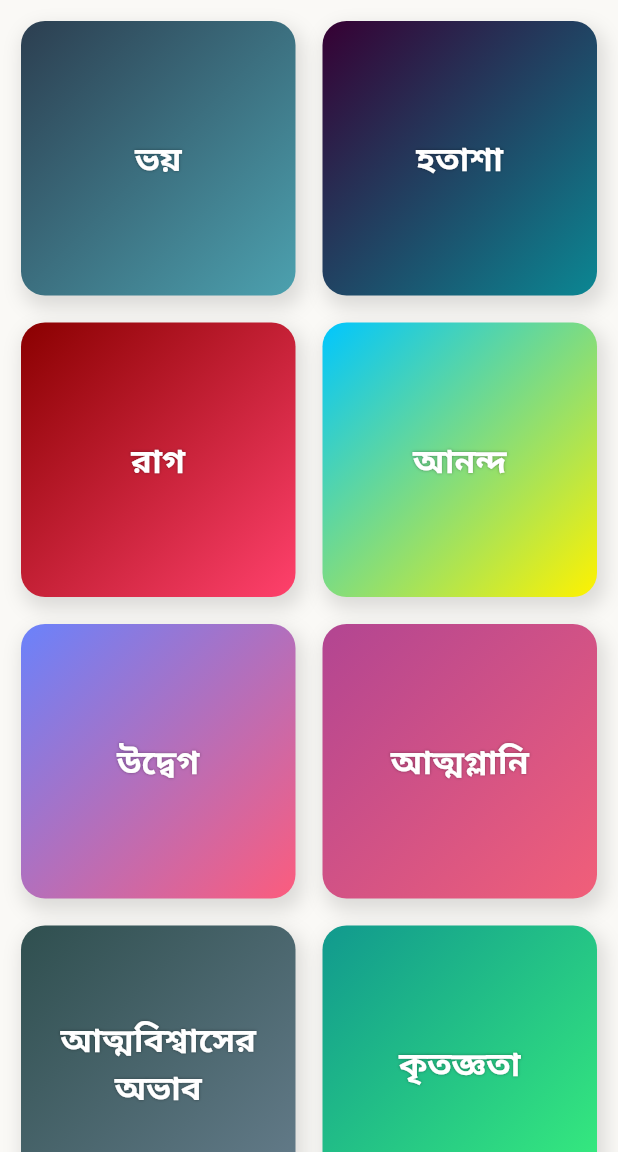
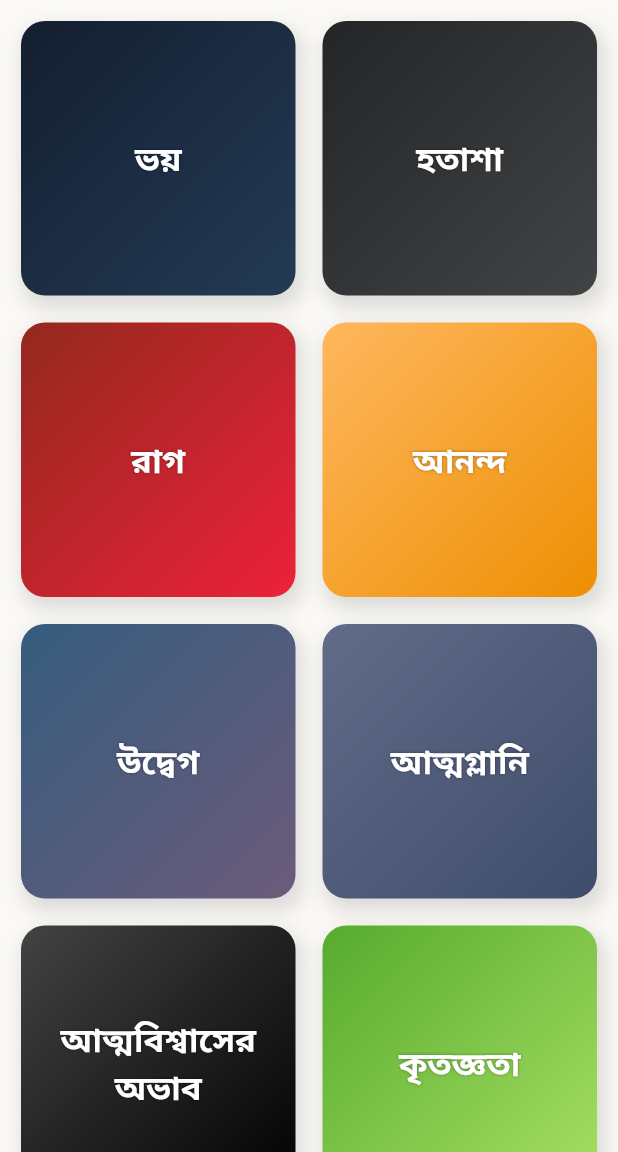
Before and after one commit to Arafat6462/feelings_box, a Flutter app: the screen it shows after launch, on a phone screen of 412 x 824 dp, the part 84-1236 px from its top. Run offline on Flutter 3.47's test engine with Material 3 defaults, Android fonts, the phone set to English and light mode, and no system bars.

Commit message:
homepage color adjust

```diff
--- a/lib/main.dart
+++ b/lib/main.dart
@@ -106,16 +106,31 @@
               final feeling = feelings[index];
 
               // Optional: custom gradient color list
-              final gradients = [
-                [Color(0xFF2C3E50), Color(0xFF4CA1AF)], // ভয় (Fear)
-                [Color(0xFF360033), Color(0xFF0B8793)], // হতাশা (Despair)
-                [Color(0xFF8A0000), Color(0xFFFF416C)], // রাগ (Anger)
-                [Color(0xFF00C6FF), Color(0xFFFFF200)], // আনন্দ (Joy)
-                [Color(0xFF6A82FB), Color(0xFFFC5C7D)], // উদ্বেগ (Anxiety)
-                [Color(0xFFB24592), Color(0xFFF15F79)], // আত্মগ্লানি (Guilt)
-                [Color(0xFF2F4F4F), Color(0xFF667D8C)], // আত্মবিশ্বাসের অভাব (Low confidence)
-                [Color(0xFF11998E), Color(0xFF38EF7D)], // কৃতজ্ঞতা (Gratitude)
-              ];
+             final gradients = [
+            // 🕋 ভয় (Fear)
+            [Color(0xFF141E30), Color(0xFF243B55)], // Midnight navy blue blend
+
+            // 🌫️ হতাশা (Despair)
+            [Color(0xFF232526), Color(0xFF414345)], // Deep charcoal grey to steel
+
+            // 🔥 রাগ (Anger)
+            [Color(0xFF93291E), Color(0xFFED213A)], // Crimson to bright rage red
+
+            // 🌞 আনন্দ (Joy)
+            [Color(0xFFFFB75E), Color(0xFFED8F03)], // Warm golden orange
+
+            // 🌪️ উদ্বেগ (Anxiety)
+            [Color(0xFF355C7D), Color(0xFF6C5B7B)], // Muted indigo to soft purple
+
+            // 🌫️ আত্মগ্লানি (Guilt)
+            [Color(0xFF606C88), Color(0xFF3F4C6B)], // Faded blue-gray with somber tone
+
+            // 😔 আত্মবিশ্বাসের অভাব (Low confidence)
+            [Color(0xFF434343), Color(0xFF000000)], // Fading deep black to grey
+
+            // 🌿 কৃতজ্ঞতা (Gratitude)
+            [Color(0xFF56ab2f), Color(0xFFA8E063)], // Green of growth and peace
+          ];
 
               final gradientColors = gradients[index % gradients.length];
 
```
